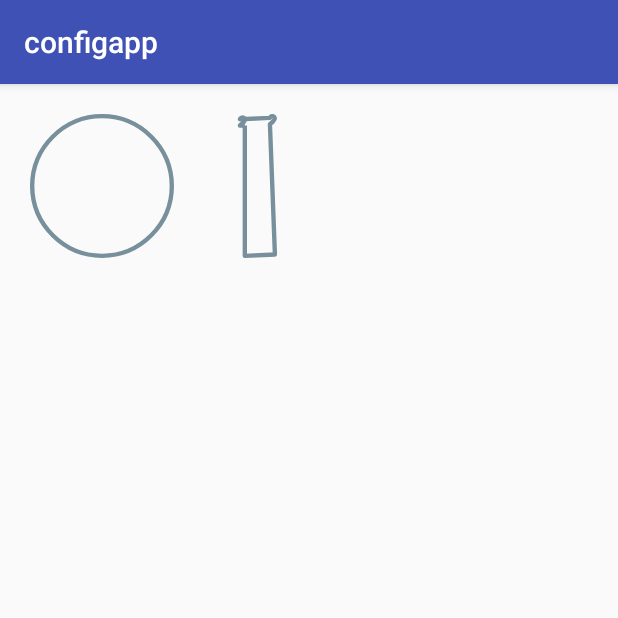
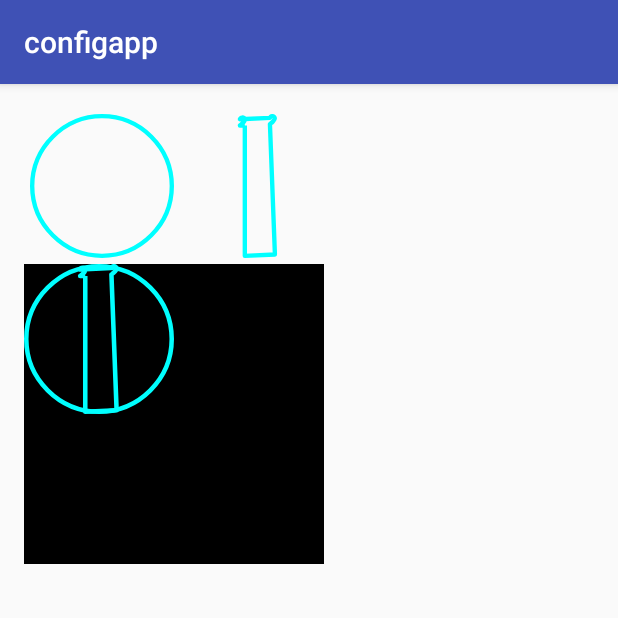
Before and after one commit to ajaykoppisetty/Springy, an Android app: the first screen one second after launch (MainActivity), on a phone screen of 412 x 824 dp, the top half of it. Run offline under Robolectric (Android 15) with nearby library versions, the phone set to English and light mode, and no system bars; our stand-ins replace ButterKnife.

Commit message:
Actually make things draw on a canvas

```diff
--- a/configapp/src/main/java/com/commit451/springy/configapp/SpringyNumberView.java
+++ b/configapp/src/main/java/com/commit451/springy/configapp/SpringyNumberView.java
@@ -44,8 +44,8 @@ public class SpringyNumberView extends View {
     }
 
     private void init() {
-        mDigit1Second = new SpringyNumber(Number.ZERO, 100, 100, 100);
-        mDigit2Second = new SpringyNumber(Number.ZERO, 100, 100, 100);
+        mDigit1Second = new SpringyNumber(Number.ZERO);
+        mDigit2Second = new SpringyNumber(Number.ZERO);
         setWillNotDraw(false);
     }
 
@@ -58,7 +58,10 @@ public class SpringyNumberView extends View {
     @Override
     protected void onDraw(Canvas canvas) {
         super.onDraw(canvas);
-        mDigit1Second.onDraw(canvas);
-        mDigit2Second.onDraw(canvas);
+        int width = canvas.getWidth()/2;
+        int height = canvas.getHeight()/2;
+        mDigit1Second.onDraw(canvas, width, height, 0,0,0,0);
+        mDigit2Second.onDraw(canvas, width, height, 0,0,0,0);
+        postInvalidate();
     }
 }
--- a/configapp/src/main/res/layout/activity_main.xml
+++ b/configapp/src/main/res/layout/activity_main.xml
@@ -1,8 +1,8 @@
 <?xml version="1.0" encoding="utf-8"?>
 <LinearLayout
     xmlns:android="http://schemas.android.com/apk/res/android"
+    xmlns:app="http://schemas.android.com/apk/res-auto"
     xmlns:tools="http://schemas.android.com/tools"
-    xmlns:app="http://schemas.android.com/apk/res-auto"
     android:layout_width="match_parent"
     android:layout_height="match_parent"
     android:orientation="vertical"
@@ -11,7 +11,6 @@
     android:paddingRight="@dimen/activity_horizontal_margin"
     android:paddingTop="@dimen/activity_vertical_margin"
     tools:context="com.commit451.springy.configapp.MainActivity">
-
 
     <LinearLayout
         android:layout_width="match_parent"
@@ -43,5 +42,6 @@
     <com.commit451.springy.configapp.SpringyNumberView
         android:id="@+id/springy"
         android:layout_width="200dp"
-        android:layout_height="200dp"/>
+        android:layout_height="200dp"
+        android:background="@android:color/black"/>
 </LinearLayout>
--- a/shared/src/main/java/com/commit451/springy/shared/NumberDrawer.java
+++ b/shared/src/main/java/com/commit451/springy/shared/NumberDrawer.java
@@ -29,7 +29,7 @@ import android.graphics.drawable.Drawable;
 import android.support.annotation.ColorInt;
 
 /**
- * Created by eneim on 3/4/16.
+ * The class that draws the number
  */
 public final class NumberDrawer {
 
@@ -38,27 +38,8 @@ public final class NumberDrawer {
   private static final Path t = new Path();
   private static final Matrix m = new Matrix();
   private static float od;
-  protected static ColorFilter cf = null;
 
-  private static @ColorInt int strokeColor = Color.parseColor("#78909C");
-
-  /**
-   * IMPORTANT: Due to the static usage of this class this
-   * method sets the tint color statically. So it is highly
-   * recommended to call the clearColorTint method when you
-   * have finished drawing.
-   * <p/>
-   * Sets the color to use when drawing the SVG. This replaces
-   * all parts of the drawable which are not completely
-   * transparent with this color.
-   */
-  public static void setColorTint(int color) {
-    cf = new PorterDuffColorFilter(color, PorterDuff.Mode.SRC_IN);
-  }
-
-  public static void clearColorTint(int color) {
-    cf = null;
-  }
+  private static @ColorInt int strokeColor = Color.parseColor("#00ffff");
 
   public static void draw(Canvas c, int w, int h, int dx, int dy, PathParser.PathDataNode[] nodes) {
     float ow = 132f;
@@ -148,9 +129,7 @@ public final class NumberDrawer {
 
     @Override public void draw(Canvas c) {
       Rect b = getBounds();
-      NumberDrawer.cf = colorFilter;
       NumberDrawer.draw(c, b.width(), b.height(), b.left, b.top, Number.getNodes(number));
-      NumberDrawer.cf = null;
     }
 
     @Override public void setAlpha(int i) {
@@ -169,10 +148,6 @@ public final class NumberDrawer {
   private static void r(Integer... o) {
     p.reset();
     ps.reset();
-    if (cf != null) {
-      p.setColorFilter(cf);
-      ps.setColorFilter(cf);
-    }
     p.setAntiAlias(true);
     ps.setAntiAlias(true);
     p.setStyle(Paint.Style.FILL);
--- a/shared/src/main/java/com/commit451/springy/shared/SpringyNumber.java
+++ b/shared/src/main/java/com/commit451/springy/shared/SpringyNumber.java
@@ -20,28 +20,13 @@ public class SpringyNumber {
 
     private PathParser.PathDataNode[] mNodes;
 
-    private int mSize;
-
-    private int mWidth;
-    private int mHeight;
-    private int mPaddingLeft;
-    private int mPaddingRight;
-    private int mPaddingTop;
-    private int mPaddingBottom;
-
     private PathParser.PathDataNode[] nodesFrom;
     private PathParser.PathDataNode[] nodesTo;
     private TypeEvaluator evaluator;
     private ValueAnimator animator;
 
-    public SpringyNumber(Number number, int width, int height, int padding) {
+    public SpringyNumber(Number number) {
         mNumber = number;
-        mWidth = width;
-        mHeight = height;
-        mPaddingLeft = padding;
-        mPaddingRight = padding;
-        mPaddingTop = padding;
-        mPaddingBottom = padding;
         reset();
     }
 
@@ -84,20 +69,12 @@ public class SpringyNumber {
 
     public void reset() {
         mNodes = Number.getNodes(mNumber);
-        //invalidate();
     }
 
-    public void onDraw(Canvas canvas) {
-        int width = mWidth - mPaddingLeft - mPaddingRight;
-        int height = mHeight - mPaddingTop - mPaddingBottom;
-        if (width < 0) {
-            width = mSize;
-        }
+    public void onDraw(Canvas canvas, int width, int height, int paddingLeft, int paddingRight, int paddingTop, int paddingBottom) {
+        int finalWidth = width - paddingLeft - paddingRight;
+        int finalHeight = height - paddingTop - paddingBottom;
 
-        if (height < 0) {
-            height = mSize;
-        }
-
-        NumberDrawer.draw(canvas, width, height, mPaddingLeft, mPaddingTop, mNodes);
+        NumberDrawer.draw(canvas, finalWidth, finalHeight, paddingLeft, paddingTop, mNodes);
     }
 }
```
Lines whose indentation alone changed are shown as unchanged.
